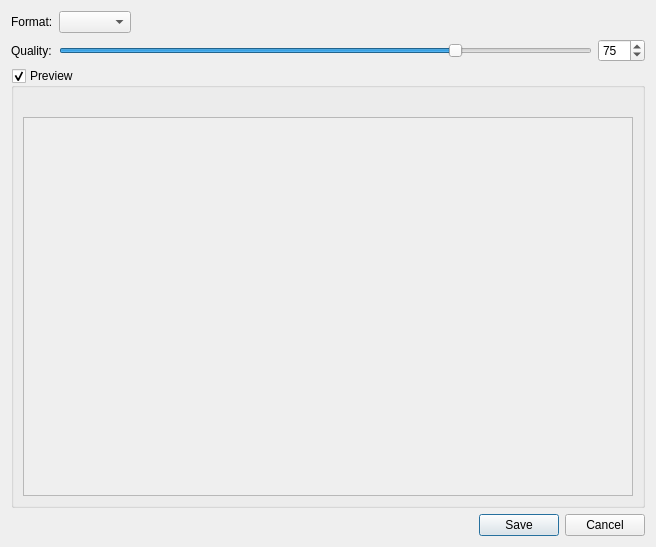
Old version of the form src/plugins/poshuku/screenshotsavedialog.ui in the repository 0xd34df00d/leechcraft.
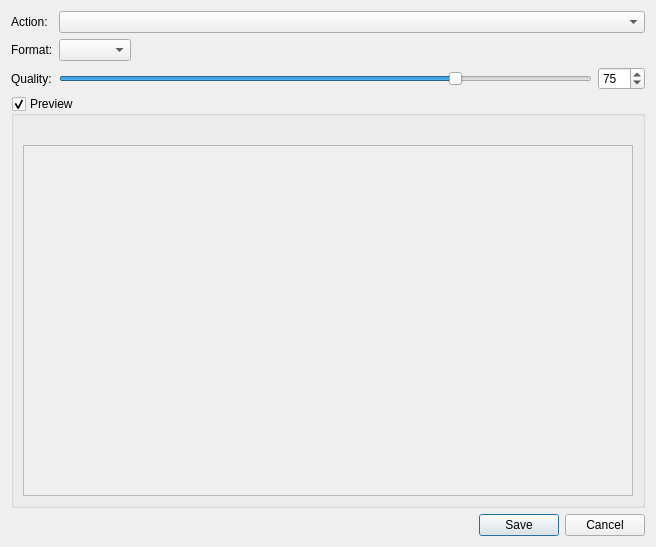
New version of the form. Icons and pictures are not drawn.

The edit to the form file:
```diff
--- a/src/plugins/poshuku/screenshotsavedialog.ui
+++ b/src/plugins/poshuku/screenshotsavedialog.ui
@@ -22,25 +22,25 @@
      <property name="fieldGrowthPolicy" >
       <enum>QFormLayout::ExpandingFieldsGrow</enum>
      </property>
-     <item row="0" column="0" >
-      <widget class="QLabel" name="label_2" >
-       <property name="text" >
+     <item row="1" column="0">
+      <widget class="QLabel" name="label_2">
+       <property name="text">
         <string>Format:</string>
        </property>
       </widget>
      </item>
-     <item row="0" column="1" >
-      <widget class="QComboBox" name="FormatCombobox_" />
+     <item row="1" column="1">
+      <widget class="QComboBox" name="FormatCombobox_"/>
      </item>
-     <item row="1" column="0" >
-      <widget class="QLabel" name="label_3" >
-       <property name="text" >
+     <item row="2" column="0">
+      <widget class="QLabel" name="label_3">
+       <property name="text">
         <string>Quality:</string>
        </property>
       </widget>
      </item>
-     <item row="1" column="1" >
-      <layout class="QHBoxLayout" name="horizontalLayout_2" >
+     <item row="2" column="1">
+      <layout class="QHBoxLayout" name="horizontalLayout_2">
        <item>
         <widget class="QSlider" name="QualitySlider_" >
          <property name="maximum" >
@@ -72,6 +72,23 @@
        </item>
       </layout>
      </item>
+     <item row="0" column="0">
+      <widget class="QLabel" name="label">
+       <property name="text">
+        <string>Action:</string>
+       </property>
+      </widget>
+     </item>
+     <item row="0" column="1">
+      <widget class="QComboBox" name="ActionBox_">
+       <property name="sizePolicy">
+        <sizepolicy hsizetype="Expanding" vsizetype="Fixed">
+         <horstretch>0</horstretch>
+         <verstretch>0</verstretch>
+        </sizepolicy>
+       </property>
+      </widget>
+     </item>
     </layout>
    </item>
    <item>
@@ -98,13 +115,13 @@
         <property name="alignment" >
          <set>Qt::AlignLeading|Qt::AlignLeft|Qt::AlignTop</set>
         </property>
-        <widget class="QWidget" name="scrollAreaWidgetContents_2" >
-         <property name="geometry" >
+        <widget class="QWidget" name="scrollAreaWidgetContents_2">
+         <property name="geometry">
           <rect>
            <x>0</x>
            <y>0</y>
-           <width>612</width>
-           <height>347</height>
+           <width>624</width>
+           <height>355</height>
           </rect>
          </property>
         </widget>
```
Left out of the diff: 79 changed lines with no effect on the pictures.
